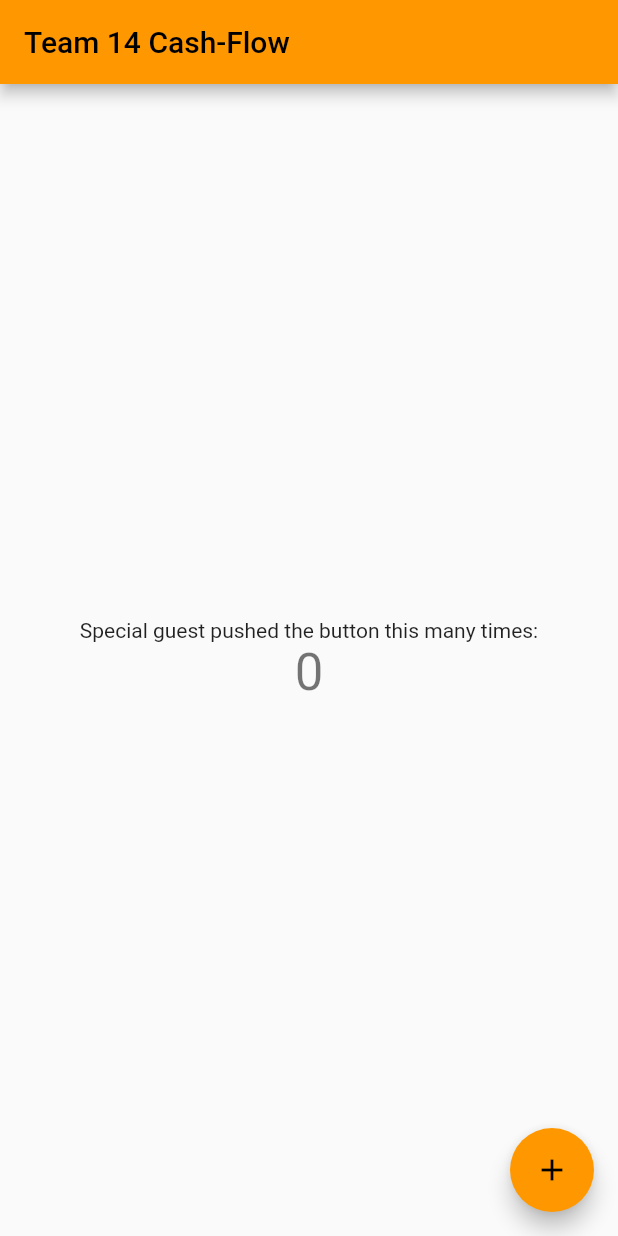
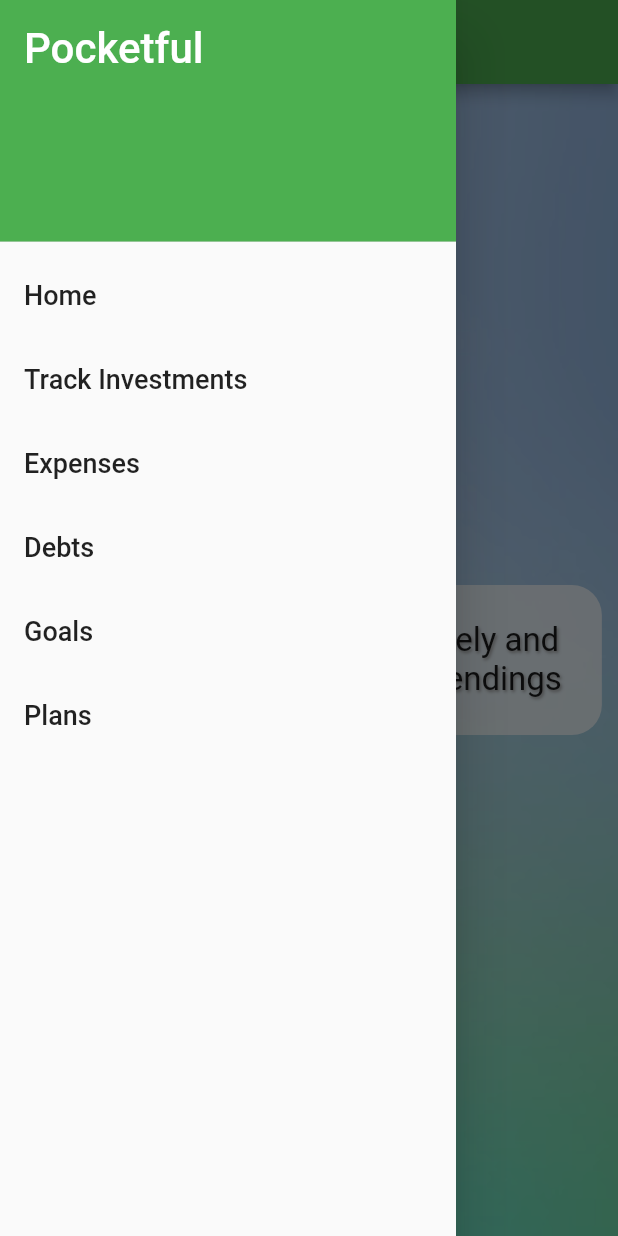
Before and after one commit to Syn4z/Cash-Flow, a Flutter app: the screen it shows after launch, with the side drawer open (before the commit the screen has no drawer), on a phone screen of 412 x 824 dp. Run offline on Flutter 3.47's test engine with Material 2 defaults, Android fonts, the light colour scheme and no system bars.

Commit message:
Add the menu bar

```diff
--- a/cash_flow/lib/main.dart
+++ b/cash_flow/lib/main.dart
@@ -1,115 +1,20 @@
+// ignore_for_file: prefer_const_constructors
+
 import 'package:flutter/material.dart';
+import 'package:test1/screens/main_screen.dart';
 
 void main() {
-  runApp(const MyApp());
+  runApp(Pocketful());
 }
 
-class MyApp extends StatelessWidget {
-  const MyApp({super.key});
+class Pocketful extends StatelessWidget {
+  const Pocketful({super.key});
 
-  // This widget is the root of your application.
   @override
   Widget build(BuildContext context) {
     return MaterialApp(
-      title: 'Flutter Demo',
-      theme: ThemeData(
-        // This is the theme of your application.
-        //
-        // Try running your application with "flutter run". You'll see the
-        // application has a blue toolbar. Then, without quitting the app, try
-        // changing the primarySwatch below to Colors.green and then invoke
-        // "hot reload" (press "r" in the console where you ran "flutter run",
-        // or simply save your changes to "hot reload" in a Flutter IDE).
-        // Notice that the counter didn't reset back to zero; the application
-        // is not restarted.
-        primarySwatch: Colors.orange,
-      ),
-      home: const MyHomePage(title: 'Team 14 Cash-Flow'),
+      home: MainScreen(),
+      theme: ThemeData(appBarTheme: AppBarTheme(color: Colors.green)),
     );
   }
 }
-
-class MyHomePage extends StatefulWidget {
-  const MyHomePage({super.key, required this.title});
-
-  // This widget is the home page of your application. It is stateful, meaning
-  // that it has a State object (defined below) that contains fields that affect
-  // how it looks.
-
-  // This class is the configuration for the state. It holds the values (in this
-  // case the title) provided by the parent (in this case the App widget) and
-  // used by the build method of the State. Fields in a Widget subclass are
-  // always marked "final".
-
-  final String title;
-
-  @override
-  State<MyHomePage> createState() => _MyHomePageState();
-}
-
-class _MyHomePageState extends State<MyHomePage> {
-  int _counter = 0;
-
-  void _incrementCounter() {
-    setState(() {
-      // This call to setState tells the Flutter framework that something has
-      // changed in this State, which causes it to rerun the build method below
-      // so that the display can reflect the updated values. If we changed
-      // _counter without calling setState(), then the build method would not be
-      // called again, and so nothing would appear to happen.
-      _counter++;
-    });
-  }
-
-  @override
-  Widget build(BuildContext context) {
-    // This method is rerun every time setState is called, for instance as done
-    // by the _incrementCounter method above.
-    //
-    // The Flutter framework has been optimized to make rerunning build methods
-    // fast, so that you can just rebuild anything that needs updating rather
-    // than having to individually change instances of widgets.
-    return Scaffold(
-      appBar: AppBar(
-        // Here we take the value from the MyHomePage object that was created by
-        // the App.build method, and use it to set our appbar title.
-        title: Text(widget.title),
-      ),
-      body: Center(
-        // Center is a layout widget. It takes a single child and positions it
-        // in the middle of the parent.
-        child: Column(
-          // Column is also a layout widget. It takes a list of children and
-          // arranges them vertically. By default, it sizes itself to fit its
-          // children horizontally, and tries to be as tall as its parent.
-          //
-          // Invoke "debug painting" (press "p" in the console, choose the
-          // "Toggle Debug Paint" action from the Flutter Inspector in Android
-          // Studio, or the "Toggle Debug Paint" command in Visual Studio Code)
-          // to see the wireframe for each widget.
-          //
-          // Column has various properties to control how it sizes itself and
-          // how it positions its children. Here we use mainAxisAlignment to
-          // center the children vertically; the main axis here is the vertical
-          // axis because Columns are vertical (the cross axis would be
-          // horizontal).
-          mainAxisAlignment: MainAxisAlignment.center,
-          children: <Widget>[
-            const Text(
-              'Special guest pushed the button this many times:',
-            ),
-            Text(
-              '$_counter',
-              style: Theme.of(context).textTheme.headline4,
-            ),
-          ],
-        ),
-      ),
-      floatingActionButton: FloatingActionButton(
-        onPressed: _incrementCounter,
-        tooltip: 'Increment',
-        child: const Icon(Icons.add),
-      ), // This trailing comma makes auto-formatting nicer for build methods.
-    );
-  }
-}
--- /dev/null
+++ b/cash_flow/lib/screens/main_screen.dart
@@ -0,0 +1,42 @@
+// ignore_for_file: prefer_const_constructors
+
+import 'package:flutter/material.dart';
+import '../shared/menu_drawer.dart';
+
+class MainScreen extends StatelessWidget {
+  const MainScreen({super.key});
+
+  @override
+  Widget build(BuildContext context) {
+    return Scaffold(
+      appBar: AppBar(title: Text('Pocketfull')),
+      drawer: MenuDrawer(),
+      body: Container(
+        decoration: BoxDecoration(
+            image: DecorationImage(
+          image: AssetImage('assets/background.jpg'),
+          fit: BoxFit.cover,
+        )),
+        child: Center(
+            child: Container(
+          padding: EdgeInsets.all(24),
+          decoration: BoxDecoration(
+            borderRadius: BorderRadius.all(Radius.circular(20)),
+            color: Colors.white70,
+          ),
+          child: Text(
+            'Manage your expenses wisely and \nplan your future desired spendings ',
+            textAlign: TextAlign.center,
+            style: TextStyle(fontSize: 22, shadows: const [
+              Shadow(
+                offset: Offset(1.0, 1.0),
+                blurRadius: 2.0,
+                color: Colors.grey,
+              )
+            ]),
+          ),
+        )),
+      ),
+    );
+  }
+}
--- /dev/null
+++ b/cash_flow/lib/shared/menu_drawer.dart
@@ -0,0 +1,69 @@
+// ignore_for_file: avoid_function_literals_in_foreach_calls, prefer_const_constructors
+
+import 'package:flutter/material.dart';
+import '../screens/main_screen.dart';
+import '../screens/debts_screen.dart';
+import '../screens/expenses_screen.dart';
+import '../screens/goals_screen.dart';
+import '../screens/plans_screen.dart';
+import '../screens/track_screen.dart';
+
+class MenuDrawer extends StatelessWidget {
+  const MenuDrawer({super.key});
+
+  @override
+  Widget build(BuildContext context) {
+    return Drawer(
+      child: ListView(
+        children: buildMenuItems(context),
+      ),
+    );
+  }
+
+  List<Widget> buildMenuItems(BuildContext context) {
+    final List<String> menuTitles = [
+      'Home',
+      'Track Investments',
+      'Expenses',
+      'Debts',
+      'Goals',
+      'Plans'
+    ];
+    List<Widget> menuItems = [];
+    menuItems.add(DrawerHeader(
+        decoration: BoxDecoration(color: Colors.green),
+        child: Text('Pocketful',
+            style: TextStyle(color: Colors.white, fontSize: 28))));
+    menuTitles.forEach((String element) {
+      Widget screen = Container();
+      menuItems.add(ListTile(
+          title: Text(element, style: TextStyle(fontSize: 18)),
+          onTap: () {
+            switch (element) {
+              case 'Home':
+                screen = MainScreen();
+                break;
+              case 'Track Investments':
+                screen = TrackInvScreen();
+                break;
+              case 'Expenses':
+                screen = ExpensesScreen();
+                break;
+              case 'Debts':
+                screen = DebtsScreen();
+                break;
+              case 'Goals':
+                screen = GoalsScreen();
+                break;
+              case 'Plans':
+                screen = PlansScreen();
+                break;
+            }
+            Navigator.of(context).pop();
+            Navigator.of(context)
+                .push(MaterialPageRoute(builder: (context) => screen));
+          }));
+    });
+    return menuItems;
+  }
+}
--- a/cash_flow/pubspec.yaml
+++ b/cash_flow/pubspec.yaml
@@ -60,8 +60,8 @@
   uses-material-design: true
 
   # To add assets to your application, add an assets section, like this:
-  # assets:
-  #   - images/a_dot_burr.jpeg
+  assets:
+    - assets/
   #   - images/a_dot_ham.jpeg
 
   # An image asset can refer to one or more resolution-specific "variants", see
```
Also changed, not shown: cash_flow/lib/screens/debts_screen.dart (added, +15 -0 lines), cash_flow/lib/screens/expenses_screen.dart (added, +15 -0 lines), cash_flow/lib/screens/goals_screen.dart (added, +15 -0 lines), cash_flow/lib/screens/plans_screen.dart (added, +15 -0 lines), cash_flow/lib/screens/track_screen.dart (added, +15 -0 lines), cash_flow/assets/background.jpg (added), cash_flow/assets/logo.png (added), 1 other file.
